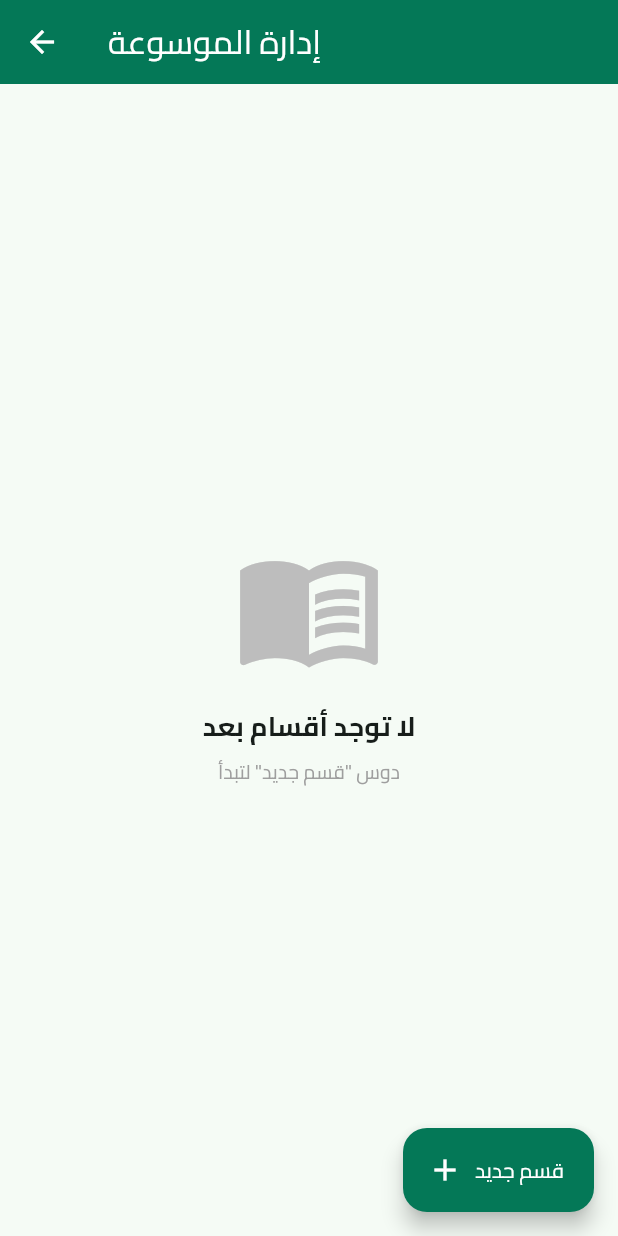
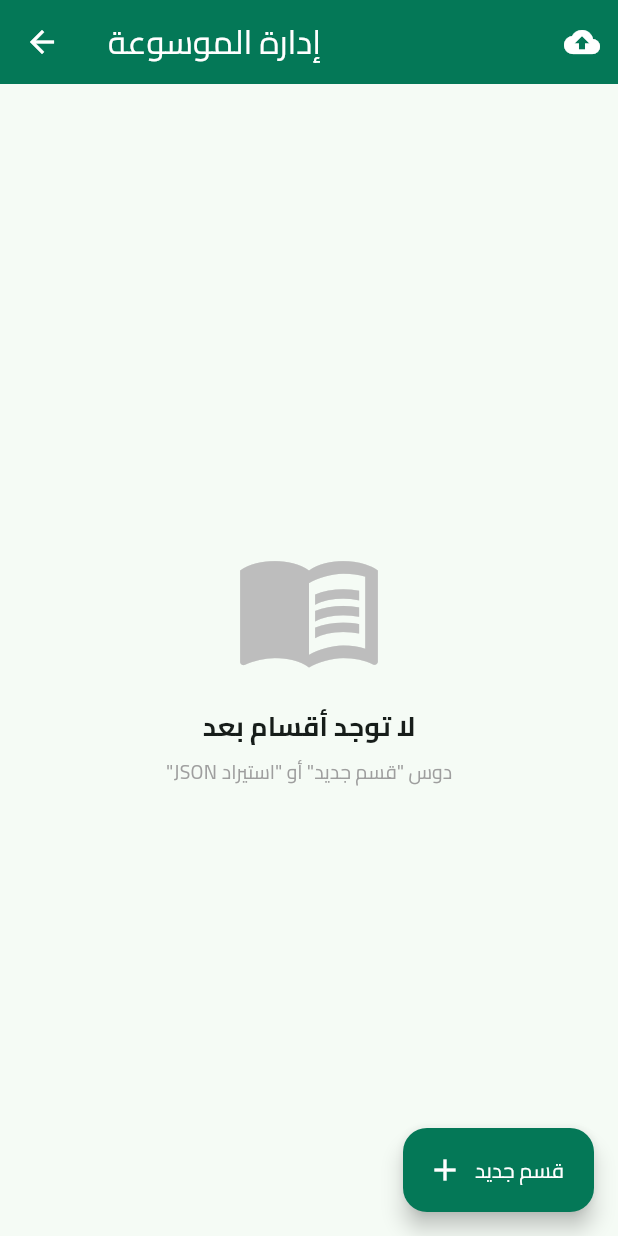
Before and after one commit to 3linaser5-spec/agri-app, a Flutter app: the EncyclopediaAdminScreen screen opened directly, on a phone screen of 412 x 824 dp. Run offline on Flutter 3.47's test engine with Material 3 defaults, Android fonts, the phone set to English and light mode, and no system bars; our stand-ins replace cloud_firestore, connectivity_plus, dio, firebase_auth, firebase_core, firebase_messaging and 13 more; missing offline and left inert: firebase_app_check, flutter_pdf_export; accounts and stored records are empty; network calls fail.

Commit message:
Add JSON import button to encyclopedia admin screen

```diff
--- a/lib/screens/admin/encyclopedia_admin_screen.dart
+++ b/lib/screens/admin/encyclopedia_admin_screen.dart
@@ -2,6 +2,7 @@ import 'package:flutter/material.dart';
 import '../../models/encyclopedia_model.dart';
 import '../../services/encyclopedia_service.dart';
 import 'encyclopedia_items_screen.dart';
+import 'encyclopedia_import_screen.dart';
 
 class EncyclopediaAdminScreen extends StatelessWidget {
   const EncyclopediaAdminScreen({super.key});
@@ -37,6 +38,21 @@ class EncyclopediaAdminScreen extends StatelessWidget {
             style: TextStyle(color: Colors.white)),
         backgroundColor: const Color(0xFF047857),
         iconTheme: const IconThemeData(color: Colors.white),
+        actions: [
+          // ✅ زر استيراد JSON
+          IconButton(
+            icon: const Icon(Icons.cloud_upload, color: Colors.white),
+            tooltip: 'استيراد من JSON',
+            onPressed: () {
+              Navigator.push(
+                context,
+                MaterialPageRoute(
+                  builder: (_) => const EncyclopediaImportScreen(),
+                ),
+              );
+            },
+          ),
+        ],
       ),
       floatingActionButton: FloatingActionButton.extended(
         onPressed: () => _showAddEditDialog(context, null),
@@ -77,7 +93,7 @@ class EncyclopediaAdminScreen extends StatelessWidget {
                         style: TextStyle(
                             fontSize: 18, fontWeight: FontWeight.bold)),
                     const SizedBox(height: 8),
-                    const Text('دوس "قسم جديد" لتبدأ',
+                    const Text('دوس "قسم جديد" أو "استيراد JSON"',
                         style: TextStyle(fontSize: 13, color: Colors.grey)),
                   ],
                 ),
```
